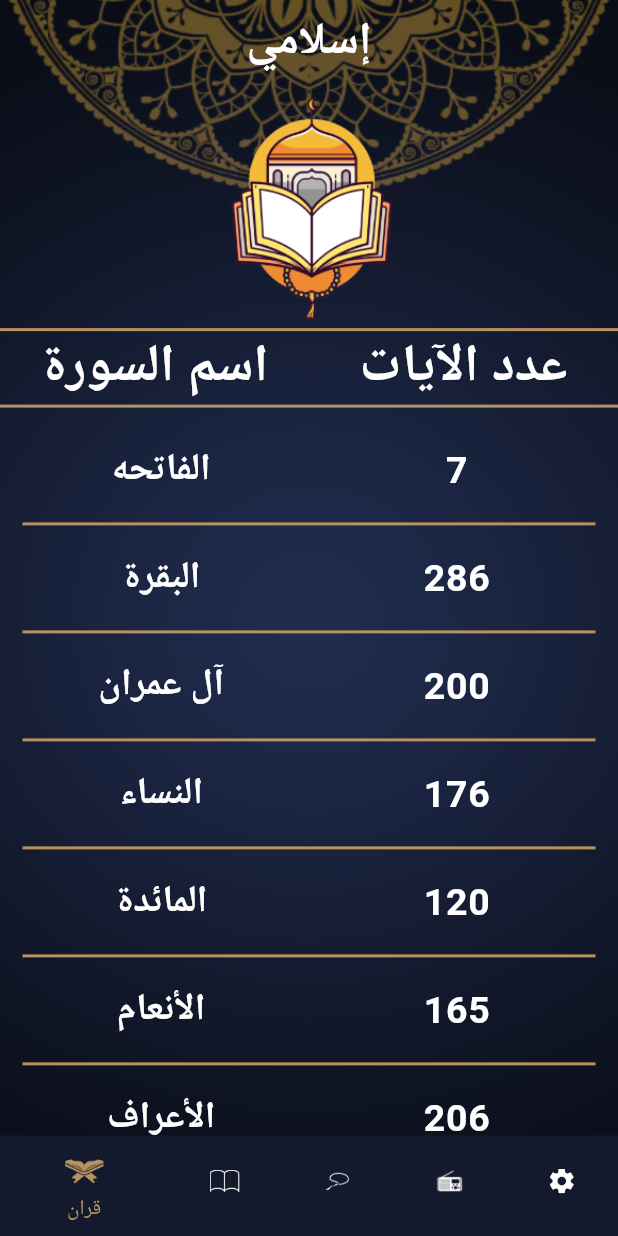
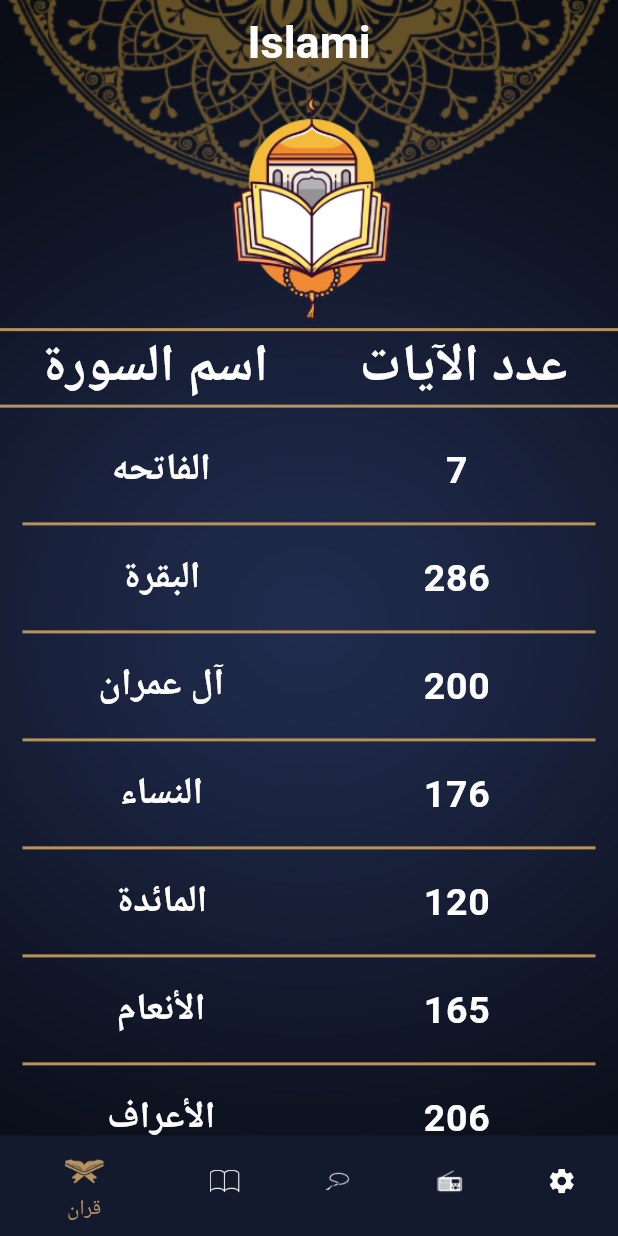
Before and after one commit to ehabMoahmed/islamiApp, a Flutter app: the screen it shows after launch, on a phone screen of 412 x 824 dp. Run offline on Flutter 3.47's test engine with Material 3 defaults, Android fonts, the phone set to English and light mode, and no system bars; generated files the repository leaves out were written again.

Commit message:
localization

```diff
--- /dev/null
+++ b/l10n.yaml
@@ -0,0 +1,10 @@
+#hena 3ml file yaml 3n tre2 a3ml file 3ady .yaml
+
+#h3ml file trgma lkol lo8a w al file da ale by7ddlo  by2olo enta 3ndk folder fe al lib asmo kza howa al feh al translate
+arb-dir: lib/l10n
+
+#al file da khodo k reference le ba2e files al targma
+template-arb-file: app_en.arb
+
+#al package de ht3ml file gded ale feh al trgma bta3te w at3mlt 3n tre2 generate
+output-localization-file: app_localizations.dart
--- a/lib/UI/home/home_screen.dart
+++ b/lib/UI/home/home_screen.dart
@@ -4,7 +4,7 @@ import 'package:islamyapp/UI/home/tabs/radio.dart';
 import 'package:islamyapp/UI/home/tabs/sebha_widget.dart';
 import 'package:islamyapp/UI/home/tabs/settings.dart';
 import 'package:islamyapp/style/app_theme.dart';
-
+import 'package:flutter_gen/gen_l10n/app_localizations.dart';
 
 import 'tabs/ahades.dart';
 
@@ -40,7 +40,7 @@ class _homeScreenState extends State<homeScreen> {
          //lazm t3ml kda 3shan howa leh lon abyd khleh shfaf
         appBar: AppBar(
           centerTitle: true,
-          title: Text('إسلامي',style: TextStyle(fontSize: 30)),
+          title: Text( AppLocalizations.of(context)!.islami,style: TextStyle(fontSize: 30)),
         ),
         bottomNavigationBar: BottomNavigationBar(
               currentIndex:currentNavIndex , //eh al item ale t3mlo select
--- /dev/null
+++ b/lib/l10n/app_ar.arb
@@ -0,0 +1,4 @@
+
+{
+   "islami":"اسلامي"
+}
--- /dev/null
+++ b/lib/l10n/app_en.arb
@@ -0,0 +1,3 @@
+{
+  "islami":"Islami"
+}
--- a/lib/main.dart
+++ b/lib/main.dart
@@ -1,10 +1,12 @@
 import 'package:flutter/material.dart';
+import 'package:flutter_localizations/flutter_localizations.dart';
 import 'package:islamyapp/style/app_theme.dart';
 
 import 'UI/hadeth-details/hadeth_details_screen.dart';
 import 'UI/home/home_screen.dart';
 import 'UI/quran_details/quran_details_screen.dart';
 import 'UI/splashScreen.dart';
+import 'package:flutter_gen/gen_l10n/app_localizations.dart';
 
 void main() {
   runApp(const MyApp());
@@ -17,6 +19,26 @@ class MyApp extends StatelessWidget {
   @override
   Widget build(BuildContext context) {
     return MaterialApp(
+
+      //bt7dd le al flutter loclization al design system ale sh8al beh y3ny fe design system lkol trgma
+      localizationsDelegates: [
+        AppLocalizations.delegate,
+        GlobalMaterialLocalizations.delegate,
+        GlobalWidgetsLocalizations.delegate,
+        GlobalCupertinoLocalizations.delegate,
+      ],
+
+      //al loghat ale al app byd3mha al local obj feh al iso code bta3 al lo8a english>en  arby>ar
+      supportedLocales:[
+        Locale("en"),
+        Locale("ar"),
+      ] ,
+
+
+      //l10n:localizations  i18n:internationalization
+      //al lo8a ale sh8al beha al app delwa2ty
+      locale:Locale('en') ,
+
       title: 'Flutter Demo',
       debugShowCheckedModeBanner: false,
 
```
Also changed, not shown: pubspec.yaml (+6 -2 lines), pubspec.lock.
